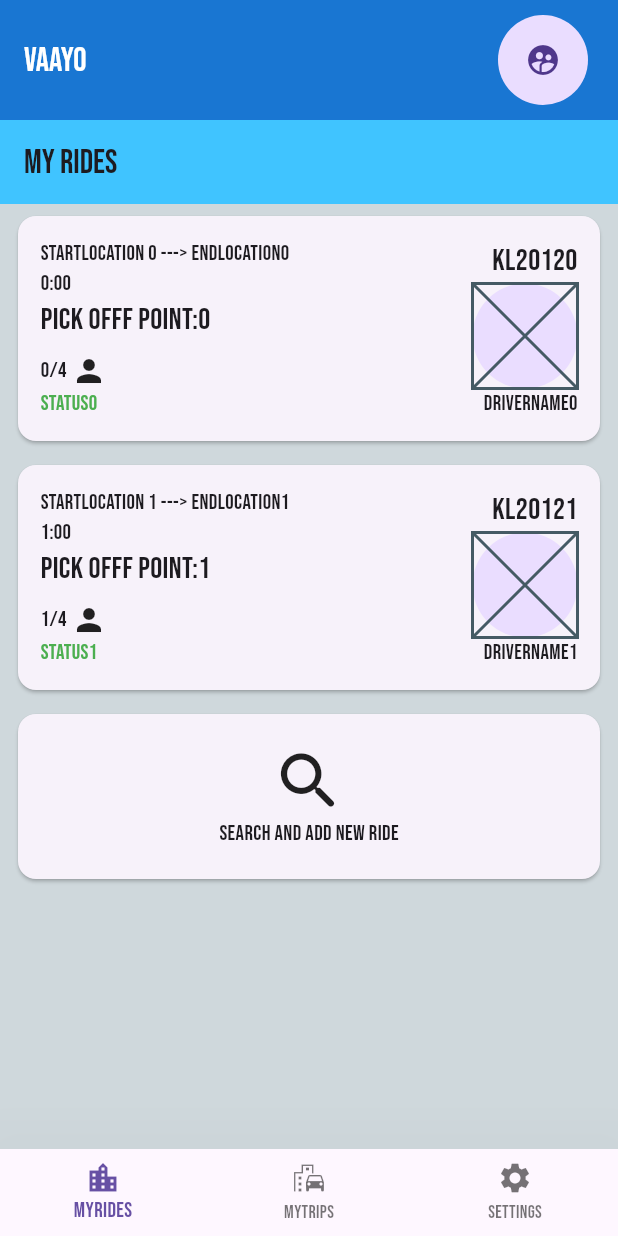
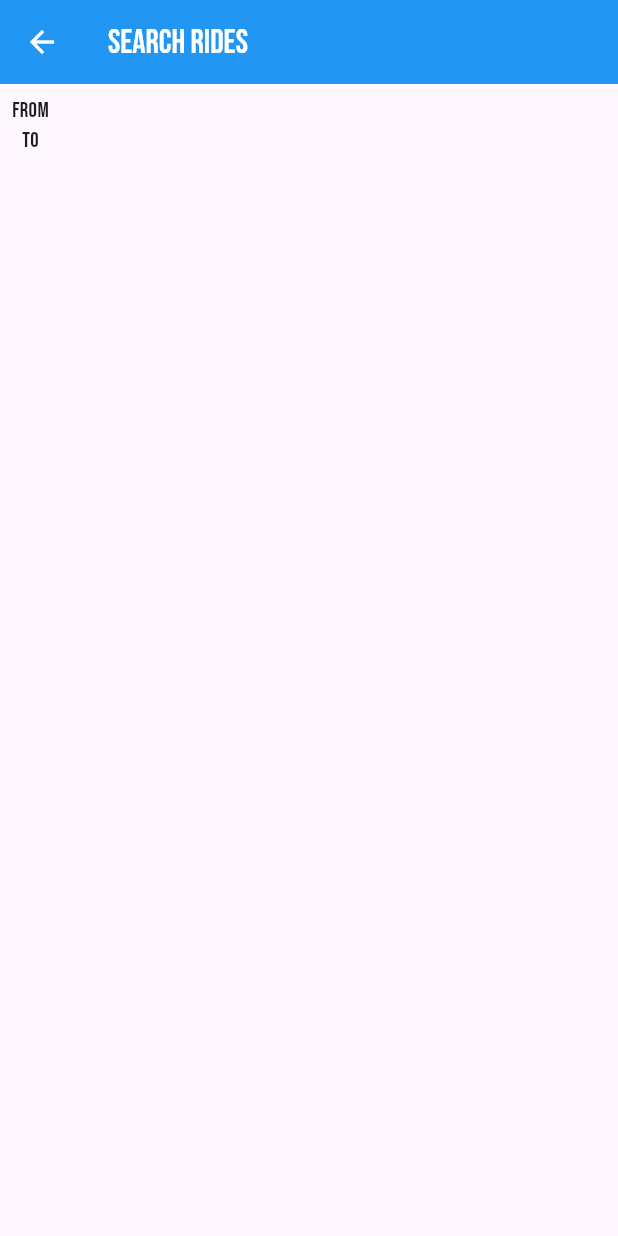
Before and after one commit to AnexAntony278/VAAYO, a Flutter app: the screen it shows after launch, after a tap on "Search and add new Ride", on a phone screen of 412 x 824 dp. Run offline on Flutter 3.47's test engine with Material 3 defaults, Android fonts, the light colour scheme and no system bars; project files that could hold a hidden picture were left out.

Commit message:
some commmit before GithuB

```diff
--- a/lib/main.dart
+++ b/lib/main.dart
@@ -1,6 +1,7 @@
 import 'package:flutter/material.dart';
 import 'package:vaayo/pages/pages.dart';
 import 'package:vaayo/pages/profile.dart';
+import 'package:vaayo/pages/search_ride.dart';
 
 final GlobalKey<NavigatorState> navKey = GlobalKey<NavigatorState>();
 main() {
@@ -23,10 +24,11 @@ class _MyAppState extends State<MyApp> {
         debugShowCheckedModeBanner: false,
         navigatorKey: navKey,
         routes: {
-          "ProfilePage": (BuildContext context) => ProfilePage(userId: 3),
+          "ProfilePage": (BuildContext context) => UserProfilePage(userId: 3),
           "RideDetails": (BuildContext context) => const RideDetailsPage(
                 rideId: 3,
-              )
+              ),
+          "SearchRides": (BuildContext context) => SearchRidesPage()
         },
         theme: ThemeData(
             primaryColor: Colors.lightBlueAccent,
--- a/lib/pages/pages.dart
+++ b/lib/pages/pages.dart
@@ -27,7 +27,7 @@ class _RidePageState extends State<RidePage> {
               return Padding(
                 padding: EdgeInsets.symmetric(horizontal: 8, vertical: 4),
                 child: InkWell(
-                  onTap: () => debugPrint("sssssss"),
+                  onTap: () => navKey.currentState?.pushNamed("SearchRides"),
                   child: const Card(
                       child: Padding(
                     padding: EdgeInsets.symmetric(vertical: 20),
@@ -203,7 +203,8 @@ class RideDetailsPage extends StatelessWidget {
                 ),
               ),
               Text("   Driver deattils"),
-              Card(
+              InkWell(
+                child: Card(
                   color: Colors.white,
                   child: Padding(
                     padding: EdgeInsets.symmetric(horizontal: 30, vertical: 10),
@@ -226,6 +227,7 @@ class RideDetailsPage extends StatelessWidget {
                     ),
                   ),
                 ),
+              ),
               Padding(
                 padding: EdgeInsets.only(top: 20, left: 10, bottom: 150),
                 child: Row(
--- a/lib/pages/profile.dart
+++ b/lib/pages/profile.dart
@@ -1,8 +1,8 @@
 import 'package:flutter/material.dart';
 import 'package:vaayo/pages/widgets.dart';
 
-class ProfilePage extends StatelessWidget {
-  ProfilePage({required this.userId});
+class UserProfilePage extends StatelessWidget {
+  UserProfilePage({required this.userId, super.key});
   final int userId;
   final Map user = {
     "name": "ANEX ANTONY",
--- /dev/null
+++ b/lib/pages/search_ride.dart
@@ -0,0 +1,21 @@
+import 'package:flutter/material.dart';
+
+class SearchRidesPage extends StatelessWidget {
+  const SearchRidesPage({super.key});
+
+  @override
+  Widget build(BuildContext context) {
+    return Scaffold(
+        appBar: AppBar(
+          title: const Text("SEARCH RIDES"),
+          foregroundColor: Colors.white,
+          backgroundColor: Colors.blue,
+        ),
+        body: const Padding(
+          padding: EdgeInsets.all(8.0),
+          child: Column(
+            children: [Text("From"), Text("To")],
+          ),
+        ));
+  }
+}
```
Lines whose indentation alone changed are shown as unchanged.
